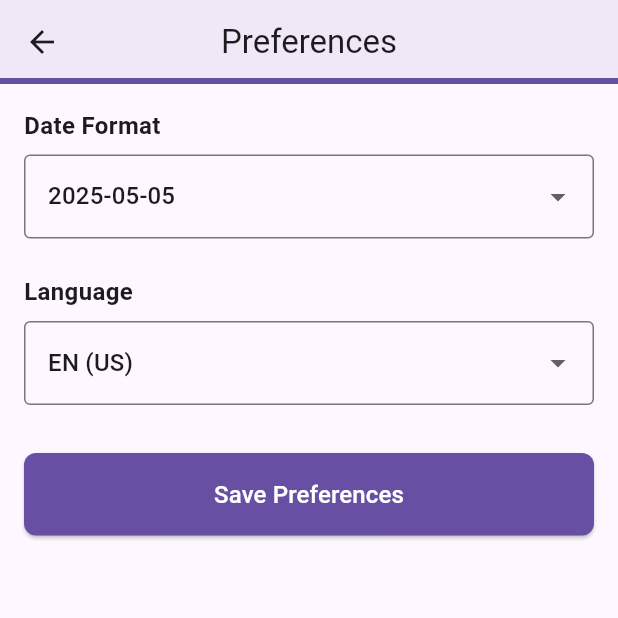
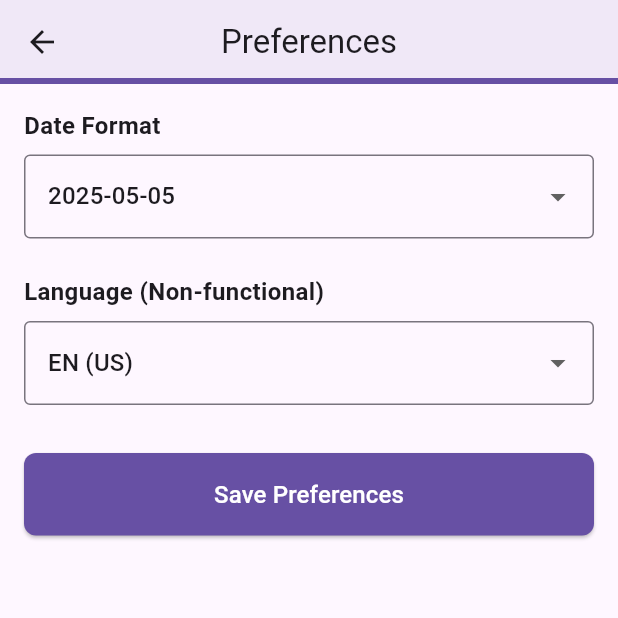
Before and after one commit to vasu-patel-123/Team-HamburgerHelpers-final-Project, a Flutter app: the PreferencesPage screen opened directly, on a phone screen of 412 x 824 dp, the top half of it. Run offline on Flutter 3.47's test engine with Material 3 defaults, Android fonts, the phone set to English and light mode, and no system bars; our stand-ins replace firebase_auth, firebase_core, firebase_database, shared_preferences, table_calendar; missing offline and left inert: firebase_app_check; accounts and stored records are empty.

Commit message:
Add .firebaserc configuration file and update language label in preferences page

```diff
--- a/taskii/lib/settings.dart
+++ b/taskii/lib/settings.dart
@@ -438,7 +438,7 @@ class _PreferencesPageState extends State<PreferencesPage> {
             ),
             const SizedBox(height: 24),
             const Text(
-              'Language',
+              'Language (Non-functional)',
               style: TextStyle(fontWeight: FontWeight.bold, fontSize: 16),
             ),
             const SizedBox(height: 8),
```
Also changed, not shown: 1 other file.
